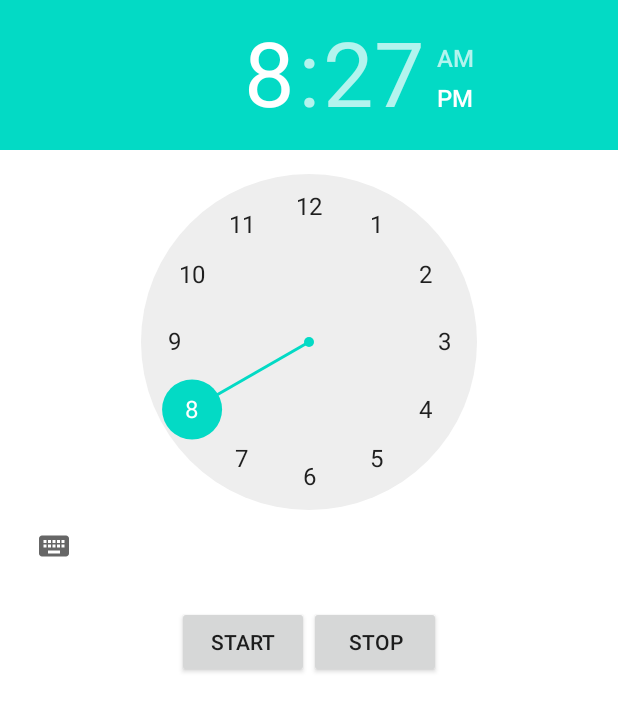
After one commit to jojinseok/ArrivalNotification, an Android app: the Alarm screen opened directly, with no data from a screen before it, on a phone screen of 412 x 824 dp. The commit adds this screen. Shown: the top 711 px of the screen. Run offline under Robolectric (Android 15) with nearby library versions, the phone set to English and light mode, and no system bars.

Commit message:
alarm first

```diff
--- /dev/null
+++ b/app/src/main/java/com/example/arrivalnotification/Alarm.java
@@ -0,0 +1,13 @@
+package com.example.arrivalnotification;
+
+import android.app.Activity;
+import android.os.Bundle;
+
+public class Alarm extends Activity {
+    @Override
+    protected void onCreate(Bundle savedInstanceState) {
+        super.onCreate(savedInstanceState);
+        setContentView(R.layout.alarm);
+
+    }
+}
--- a/app/src/main/res/layout/alarm.xml
+++ b/app/src/main/res/layout/alarm.xml
@@ -1,6 +1,37 @@
 <?xml version="1.0" encoding="utf-8"?>
-<androidx.constraintlayout.widget.ConstraintLayout xmlns:android="http://schemas.android.com/apk/res/android"
+<LinearLayout
+    xmlns:android="http://schemas.android.com/apk/res/android"
+    xmlns:tools="http://schemas.android.com/tools"
     android:layout_width="match_parent"
-    android:layout_height="match_parent">
+    android:layout_height="match_parent"
+    android:orientation="vertical"
+    tools:context=".MainActivity">
 
-</androidx.constraintlayout.widget.ConstraintLayout>
+    <TimePicker
+        android:id="@+id/timePicker"
+        android:layout_width="match_parent"
+        android:layout_height="wrap_content"
+        />
+
+    <LinearLayout
+        android:orientation="horizontal"
+        android:layout_width="match_parent"
+        android:layout_height="wrap_content"
+        android:padding="16dp"
+        android:gravity="center">
+
+        <Button
+            android:id="@+id/btnStart"
+            android:layout_width="wrap_content"
+            android:layout_height="wrap_content"
+            android:text="START" />
+
+        <Button
+            android:id="@+id/btnStop"
+            android:layout_width="wrap_content"
+            android:layout_height="wrap_content"
+            android:text="STOP" />
+
+    </LinearLayout>
+
+</LinearLayout>
```
Also changed, not shown: app/src/main/AndroidManifest.xml (+13 -0 lines), app/src/main/java/com/example/arrivalnotification/AlarmService.java (+0 -13 lines), app/src/main/java/com/example/arrivalnotification/MainActivity.java (+49 -2 lines), app/src/main/res/layout/activity_main.xml (+12 -32 lines), 1 other file.
